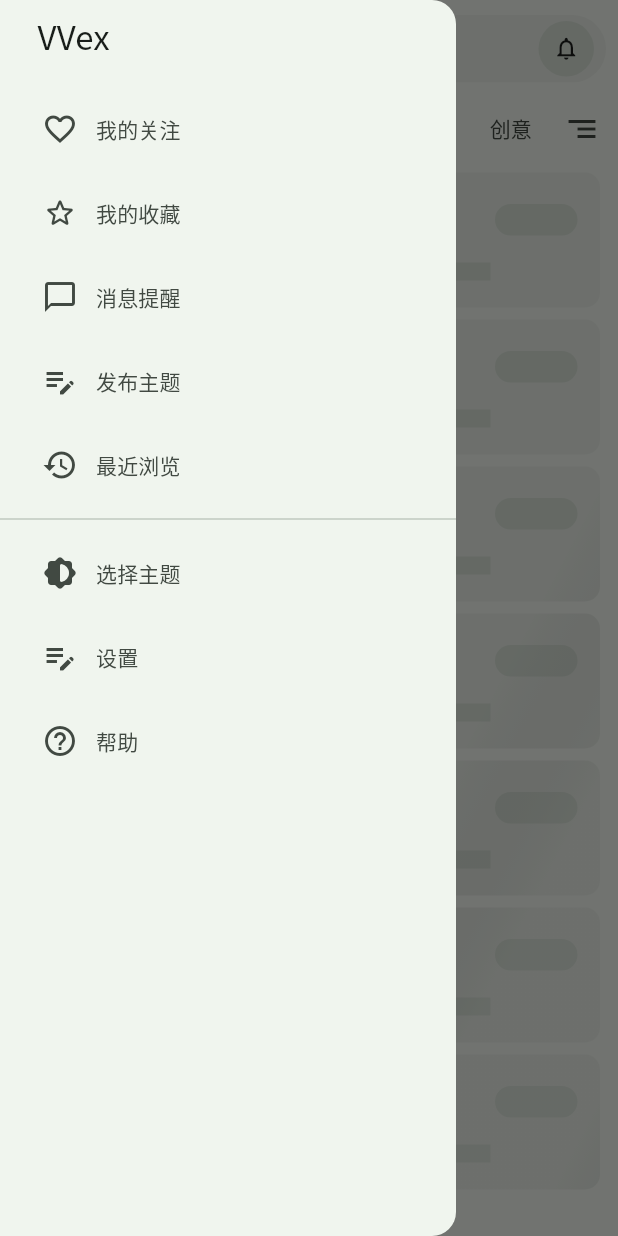
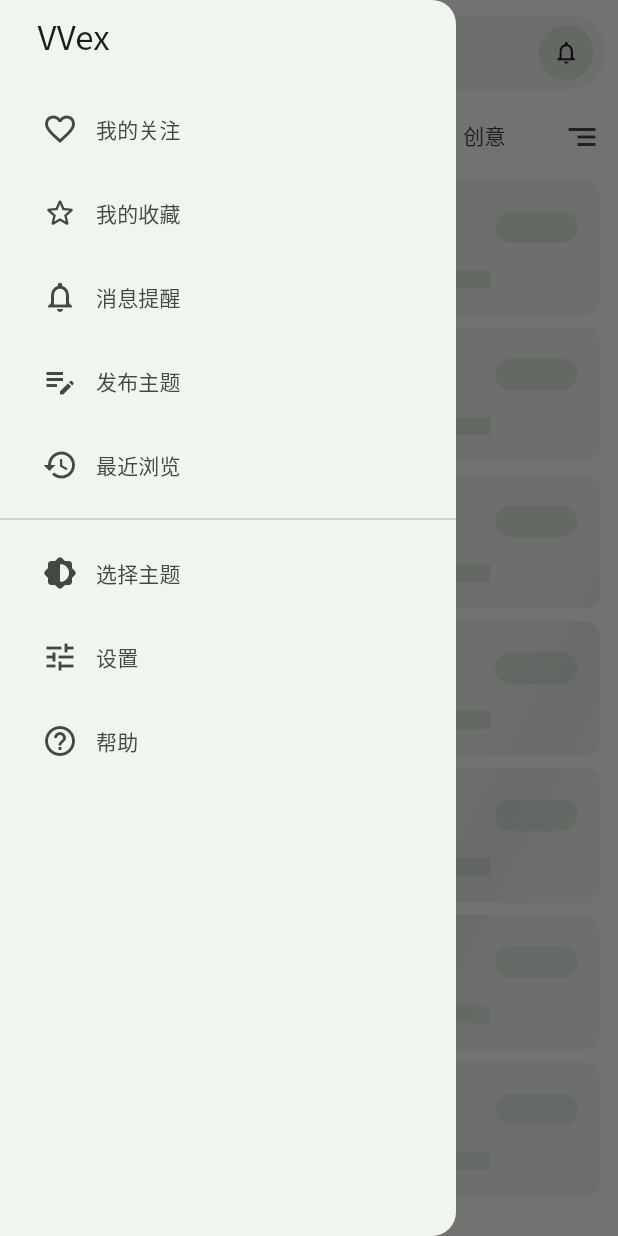
Before and after one commit to guozhigq/flutter_v2ex, a Flutter app: the screen it shows after launch, with the side drawer open, on a phone screen of 412 x 824 dp. Run offline on Flutter 3.47's test engine with Material 2 defaults, Android fonts, the phone set to English and light mode, and no system bars; drawn by our look-alikes of dynamic_color; our stand-ins replace cached_network_image, cookie_jar, dio, dio_cookie_manager, easy_refresh, flutter_highlight and 4 more; missing offline and left inert: dart:ffi, dio_http_cache, flutter_inappwebview.

```diff
--- a/lib/components/home/left_drawer.dart
+++ b/lib/components/home/left_drawer.dart
@@ -29,7 +29,7 @@ class _HomeLeftDrawerState extends State<HomeLeftDrawer> {
   @override
   void initState() {
     super.initState();
-    queryDaily();
+    // queryDaily();
   }
 
   // 查询签到状态
@@ -162,7 +162,7 @@ class _HomeLeftDrawerState extends State<HomeLeftDrawer> {
           ),
         ),
         const NavigationDrawerDestination(
-          icon: Icon(Icons.favorite_border),
+          icon: Icon(Icons.favorite_border_outlined),
           label: Text('我的关注'),
         ),
         const NavigationDrawerDestination(
@@ -170,7 +170,7 @@ class _HomeLeftDrawerState extends State<HomeLeftDrawer> {
           label: Text('我的收藏'),
         ),
         const NavigationDrawerDestination(
-          icon: Icon(Icons.messenger_outline),
+          icon: Icon(Icons.notifications_none),
           label: Text('消息提醒'),
         ),
         const NavigationDrawerDestination(
@@ -181,13 +181,13 @@ class _HomeLeftDrawerState extends State<HomeLeftDrawer> {
           icon: Icon(Icons.history_outlined),
           label: Text('最近浏览'),
         ),
-        Divider(),
+        const Divider(),
         const NavigationDrawerDestination(
           icon: Icon(Icons.brightness_medium_rounded),
           label: Text('选择主题'),
         ),
         const NavigationDrawerDestination(
-          icon: Icon(Icons.edit_note_outlined),
+          icon: Icon(Icons.tune_outlined),
           label: Text('设置'),
         ),
         const NavigationDrawerDestination(
--- a/lib/components/home/search_bar.dart
+++ b/lib/components/home/search_bar.dart
@@ -9,7 +9,7 @@ class HomeSearchBar extends StatelessWidget {
   Widget build(BuildContext context) {
     return Container(
       width: double.infinity,
-      height: 65,
+      height: 70,
       padding: const EdgeInsets.only(top: 10, right: 8, left: 8, bottom: 10),
       // decoration: BoxDecoration(border: Border.all()),
       child: ClipRRect(
--- a/lib/models/web/model_node_list.dart
+++ b/lib/models/web/model_node_list.dart
@@ -7,7 +7,7 @@ class NodeListModel {
   String nodeName = ''; // 节点名称
   String nodeIntro = ''; // 节点描述
   String topicCount = ''; // 主题数量
-  bool favorite = false; // 是否收藏节点
+  bool isFavorite = false; // 是否收藏节点
   int favoriteCount = 0; // 收藏人数
   int totalPage = 1; // 总页数
   String nodeCover = ''; // 封面
--- a/lib/pages/tabs/home_page.dart
+++ b/lib/pages/tabs/home_page.dart
@@ -26,7 +26,7 @@ class _HomePageState extends State<HomePage>
     {'name': '最近', 'id': 'recent', 'type': 'recent'},
     {'name': '全部', 'id': 'all', 'type': 'tab'},
     // {'name': '职场话题', 'id': 'career', 'type': 'go'},
-    {'name': '🔥最热', 'id': 'hot', 'type': 'tab'},
+    {'name': '最热', 'id': 'hot', 'type': 'tab'},
     {'name': '技术', 'id': 'tech', 'type': 'tab'},
     {'name': '创意', 'id': 'creative', 'type': 'tab'},
     {'name': '好玩', 'id': 'play', 'type': 'tab'},
```
Also changed, not shown: lib/components/go/list_item.dart (+10 -11 lines), lib/components/home/tabbar_list.dart (+7 -1 lines), lib/http/dio_web.dart (+13 -8 lines), lib/http/init.dart (+1 -2 lines), lib/pages/go_page.dart (+47 -48 lines), lib/pages/list_detail.dart (+36 -13 lines).
